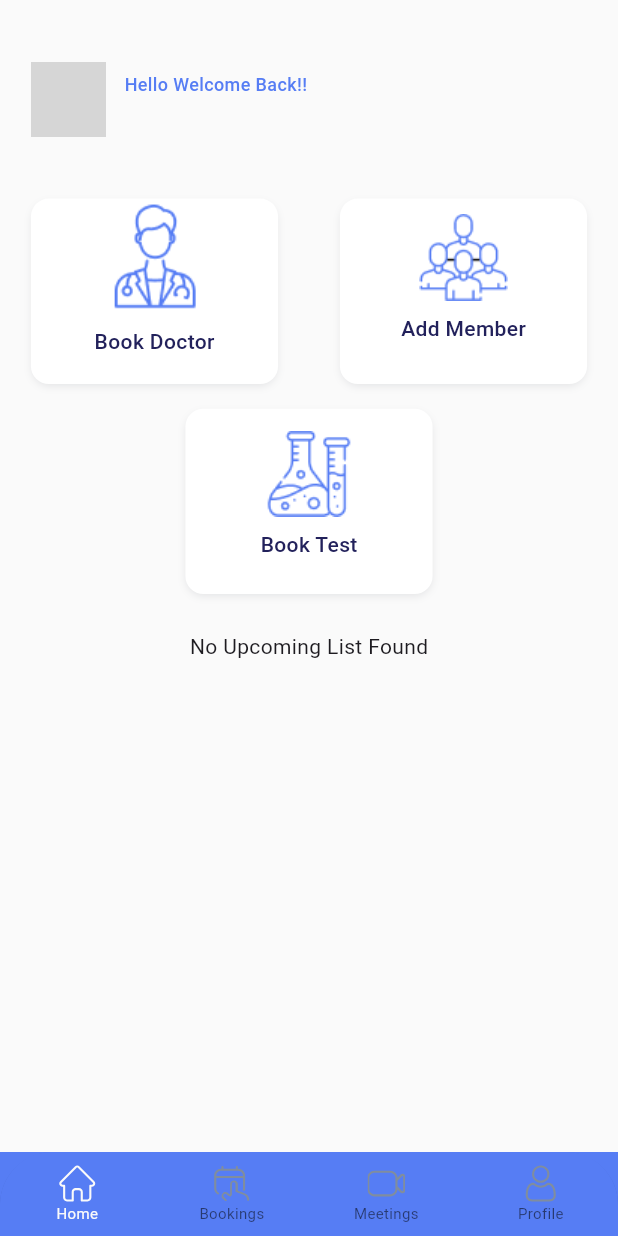
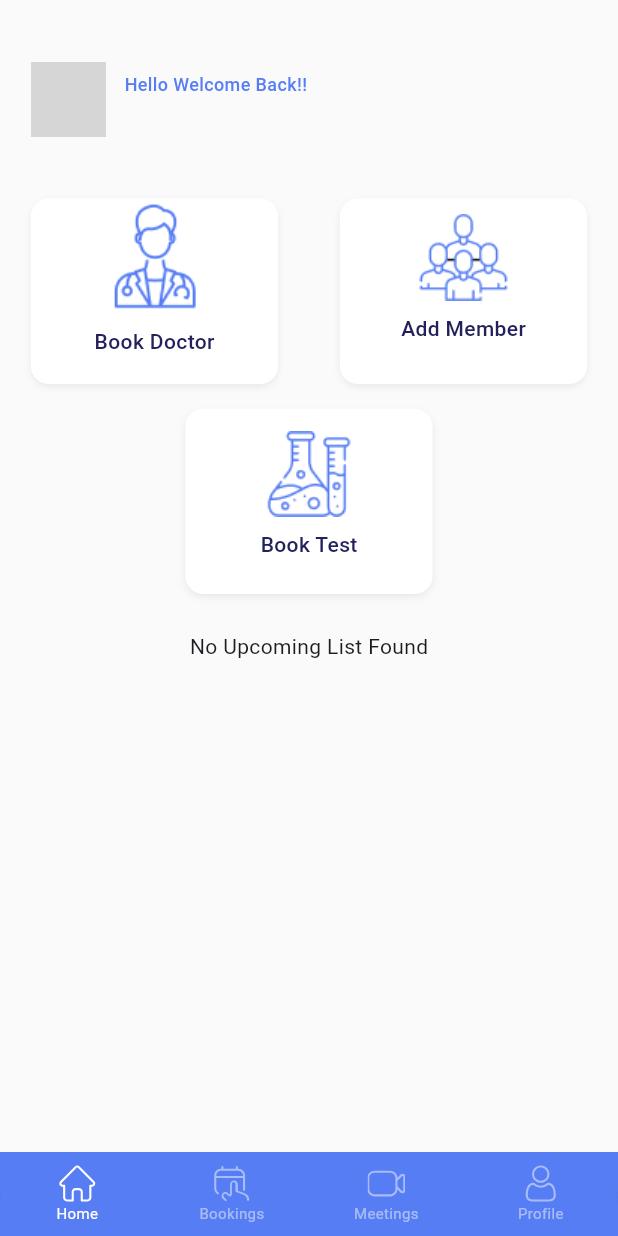
Before and after one commit to mayurcodefencers/health_workers_app, a Flutter app: the HomePage screen opened directly, on a phone screen of 412 x 824 dp. Run offline on Flutter 3.47's test engine with Material 3 defaults, Android fonts, the phone set to English and light mode, and no system bars; our stand-ins replace dio, flutter_svg, get, image_picker, intro_slider, shared_preferences and 2 more; missing offline and left inert: flutter_downloader; accounts and stored records are empty; network calls fail; Roboto replaces fonts that are missing (Montserrat); grey boxes are pictures that could not be loaded.

Commit message:
Fixed UI issue

```diff
--- a/lib/screens/consulting/consulting_screen.dart
+++ b/lib/screens/consulting/consulting_screen.dart
@@ -281,8 +281,7 @@ class _ConsultingScreenState extends State<ConsultingScreen> {
                           color: AppColor.primaryColor,
                         ),
                         rightChevronIcon: const Icon(
-                          Icons.arrow_back_ios_outlined,
-                          textDirection: TextDirection.rtl,
+                          Icons.arrow_forward_ios,
                           size: 20,
                           color: AppColor.primaryColor,
                         ),
--- a/lib/screens/reschedule/reschedule_screen.dart
+++ b/lib/screens/reschedule/reschedule_screen.dart
@@ -113,8 +113,7 @@ class _RescheduleScreenState extends State<RescheduleScreen> {
                               color: AppColor.primaryColor,
                             ),
                             rightChevronIcon: const Icon(
-                              Icons.arrow_back_ios_outlined,
-                              // textDirection: TextDirection.rtl,
+                              Icons.arrow_forward_ios,
                               size: 20,
                               color: AppColor.primaryColor,
                             ),
--- a/lib/widgets/bottom_nav_widget.dart
+++ b/lib/widgets/bottom_nav_widget.dart
@@ -60,20 +60,21 @@ class _HomePageState extends State<HomePage> {
               onTap: _onItemTapped,
               backgroundColor: AppColor.primaryColor,
               unselectedLabelStyle: AppTextStyle.normalText
-                  .copyWith(fontSize: 10, color: AppColor.greyColor),
+                  .copyWith(fontSize: 10, color: AppColor.whiteColor),
               selectedLabelStyle: AppTextStyle.normalText
                   .copyWith(fontSize: 10, color: AppColor.whiteColor),
-              selectedItemColor: AppColor.whiteColor,
+              selectedItemColor: AppColor.pureWhiteColor,
+              unselectedItemColor: AppColor.whiteColor.withOpacity(0.5),
               items: <BottomNavigationBarItem>[
                 BottomNavigationBarItem(
                   icon: pageIndex == 0
                       ? SvgPicture.asset(
                     AppAssets.home,
-                    color: AppColor.whiteColor,
+                    color: AppColor.pureWhiteColor,
                   )
                       : SvgPicture.asset(
                     AppAssets.home,
-                    color: AppColor.greyColor,
+                    color: AppColor.whiteColor.withOpacity(0.5),
                   ),
                   label: home,
                 ),
@@ -81,8 +82,8 @@ class _HomePageState extends State<HomePage> {
                   icon: SvgPicture.asset(
                     AppAssets.booking,
                     color: pageIndex == 1
-                        ? AppColor.whiteColor
-                        : AppColor.greyColor,
+                        ? AppColor.pureWhiteColor
+                        : AppColor.whiteColor.withOpacity(0.5),
                   ),
                   label: bookings,
                 ),
@@ -90,11 +91,11 @@ class _HomePageState extends State<HomePage> {
                   icon: pageIndex == 2
                       ? SvgPicture.asset(
                     AppAssets.camera,
-                    color: AppColor.whiteColor,
+                    color: AppColor.pureWhiteColor,
                   )
                       : SvgPicture.asset(
                     AppAssets.camera,
-                    color: AppColor.greyColor,
+                    color: AppColor.whiteColor.withOpacity(0.5),
                   ),
                   label: meetings,
                 ),
@@ -102,11 +103,11 @@ class _HomePageState extends State<HomePage> {
                   icon: pageIndex == 3
                       ? SvgPicture.asset(
                     AppAssets.profile,
-                    color: AppColor.whiteColor,
+                    color: AppColor.pureWhiteColor,
                   )
                       : SvgPicture.asset(
                     AppAssets.profile,
-                    color: AppColor.greyColor,
+                    color: AppColor.whiteColor.withOpacity(0.5),
                   ),
                   label: profile,
                 ),
```
